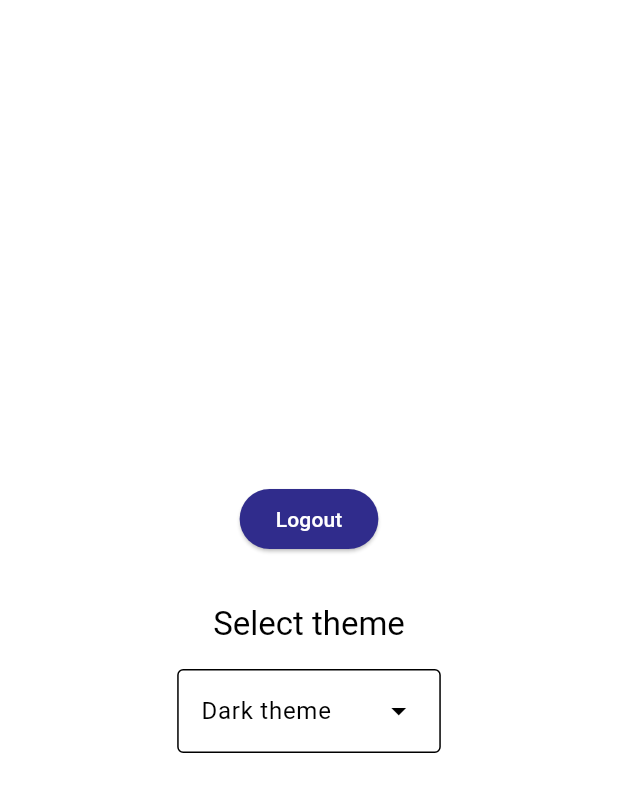
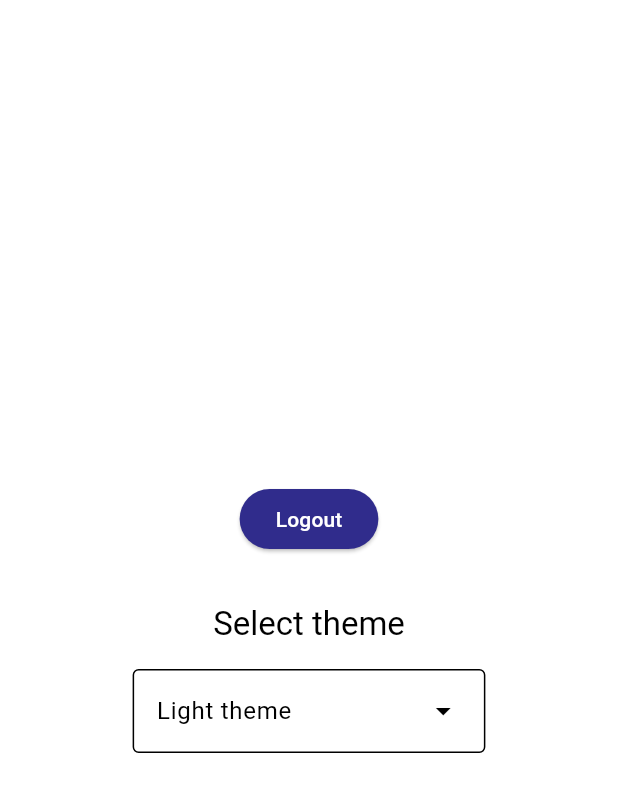
Before and after one commit to CrazyPingu/ssredentore, a Flutter app: the SettingsFragment screen opened directly with empty values, on a phone screen of 412 x 824 dp. Shown: the top 792 px of the screen. Run offline on Flutter 3.47's test engine with Material 3 defaults, Android fonts, the phone set to English and light mode, and no system bars; our stand-ins replace cloud_firestore, firebase_core, fluttertoast, shared_preferences; accounts and stored records are empty; generated files the repository leaves out were written again.

Commit message:
Fix logout button

```diff
--- a/lib/home/settings_page.dart
+++ b/lib/home/settings_page.dart
@@ -7,8 +7,11 @@ import 'package:ssredentore/utilities/routes.dart';
 class SettingsFragment extends StatefulWidget {
   final ThemeMode selectedTheme;
   final void Function(ThemeMode theme) onThemeChanged;
+  final BuildContext contextPassed;
 
-  const SettingsFragment(this.selectedTheme, this.onThemeChanged, {super.key});
+  const SettingsFragment(
+      this.selectedTheme, this.onThemeChanged, this.contextPassed,
+      {super.key});
 
   @override
   State<SettingsFragment> createState() => _SettingsFragmentState();
@@ -21,6 +24,9 @@ class _SettingsFragmentState extends State<SettingsFragment> {
   void initState() {
     super.initState();
     selectedTheme = widget.selectedTheme;
+    SharedPreference.getTheme().then((value) {
+      selectedTheme = value;
+    });
   }
 
   @override
@@ -39,7 +45,7 @@ class _SettingsFragmentState extends State<SettingsFragment> {
                   ElevatedButton(
                     onPressed: () {
                       SharedPreference.deleteLogin();
-                      Routes.redirectToLogin(context);
+                      Routes.redirectToLogin(widget.contextPassed);
                     },
                     child: Text(AppLocalizations.of(context)!.logout),
                   ),
@@ -52,31 +58,23 @@ class _SettingsFragmentState extends State<SettingsFragment> {
                   const SizedBox(height: GuiShortcut.defaultHeightSizedBox),
 
                   // Create a dropdown to select the theme
-                  DropdownMenu<ThemeData>(
-                    initialSelection: selectedTheme == ThemeMode.light
-                        ? ThemeData.dark()
-                        : ThemeData.light(),
+                  DropdownMenu<ThemeMode>(
+                    initialSelection: selectedTheme,
                     dropdownMenuEntries: [
                       DropdownMenuEntry(
-                          value: ThemeData.light(),
+                          value: ThemeMode.light,
                           label: AppLocalizations.of(context)!.light_theme),
                       DropdownMenuEntry(
-                          value: ThemeData.dark(),
+                          value: ThemeMode.dark,
                           label: AppLocalizations.of(context)!.dark_theme),
-                      // DropdownMenuEntry(
-                      //     value: SchedulerBinding.instance.platformDispatcher
-                      //                 .platformBrightness ==
-                      //             Brightness.dark
-                      //         ? ThemeData.dark()
-                      //         : ThemeData.light(),
-                      //     label: AppLocalizations.of(context)!
-                      //         .follow_system_theme),
+                      DropdownMenuEntry(
+                          value: ThemeMode.system,
+                          label: AppLocalizations.of(context)!
+                              .follow_system_theme),
                     ],
-                    onSelected: (ThemeData? theme) {
+                    onSelected: (ThemeMode? theme) {
                       setState(() {
-                        selectedTheme = theme == ThemeData.light()
-                            ? ThemeMode.light
-                            : ThemeMode.dark;
+                        selectedTheme = theme!;
                         widget.onThemeChanged(selectedTheme);
                       });
                     },
--- a/lib/home_page.dart
+++ b/lib/home_page.dart
@@ -2,6 +2,7 @@ import 'package:flutter/material.dart';
 import 'package:flutter_gen/gen_l10n/app_localizations.dart';
 import 'package:ssredentore/home/settings_page.dart';
 import 'package:ssredentore/library/custom_icons_icons.dart';
+import 'package:ssredentore/utilities/routes.dart';
 import 'package:ssredentore/utilities/shared_preferences.dart';
 import 'package:ssredentore/utilities/themes.dart';
 
@@ -22,12 +23,8 @@ class _HomePageState extends State<HomePage> {
     super.initState();
     _pageController = PageController(initialPage: _selectedIndex);
 
-    setState(() {
-      SharedPreference.getTheme().then((value) {
-        value == ThemeData.dark()
-            ? selectedTheme = ThemeMode.dark
-            : selectedTheme = ThemeMode.light;
-      });
+    SharedPreference.getTheme().then((value) {
+      selectedTheme = value;
     });
   }
 
@@ -41,6 +38,7 @@ class _HomePageState extends State<HomePage> {
     setState(() {
       selectedTheme = theme;
     });
+    SharedPreference.setTheme(theme);
   }
 
   late final List<Widget> _widgetOptions = <Widget>[
@@ -50,7 +48,7 @@ class _HomePageState extends State<HomePage> {
     const Text(
       'Index 1: Calendar',
     ),
-    SettingsFragment(selectedTheme, _onThemeChanged),
+    SettingsFragment(selectedTheme, _onThemeChanged, context),
   ];
 
   @override
@@ -59,6 +57,7 @@ class _HomePageState extends State<HomePage> {
       theme: ThemeClass.lightTheme,
       darkTheme: ThemeClass.darkTheme,
       themeMode: selectedTheme,
+      routes: Routes.getRoutes(),
       home: Localizations(
         locale: AppLocalizations.supportedLocales[0],
         delegates: AppLocalizations.localizationsDelegates,
--- a/lib/utilities/shared_preferences.dart
+++ b/lib/utilities/shared_preferences.dart
@@ -8,6 +8,7 @@ class SharedPreference {
 
   static const String labelDarkTheme = 'dark_theme';
   static const String labelLightTheme = 'light_theme';
+  static const String labelSystemTheme = 'system_theme';
 
   final String _labelUsername = 'username';
   final String _labelTheme = 'theme';
@@ -50,16 +51,19 @@ class SharedPreference {
     return SharedPreference._().delete(SharedPreference._()._labelUsername);
   }
 
-  static Future<ThemeData> getTheme() async {
+  static Future<ThemeMode> getTheme() async {
     String pref =
         await SharedPreference._().getString(SharedPreference._()._labelTheme);
+
     switch (pref) {
       case SharedPreference.labelLightTheme:
-        return ThemeData.light();
+        return ThemeMode.light;
       case SharedPreference.labelDarkTheme:
-        return ThemeData.dark();
+        return ThemeMode.dark;
+      case SharedPreference.labelSystemTheme:
+      case '':
       default:
-        return ThemeData();
+        return ThemeMode.system;
     }
   }
 
@@ -74,6 +78,18 @@ class SharedPreference {
   }
 
   static Future<bool> setSystemTheme() async {
-    return SharedPreference._().setString(SharedPreference._()._labelTheme, '');
+    return SharedPreference._().setString(
+        SharedPreference._()._labelTheme, SharedPreference.labelSystemTheme);
+  }
+
+  static Future<bool> setTheme(ThemeMode theme) async {
+    switch (theme) {
+      case ThemeMode.light:
+        return setLightTheme();
+      case ThemeMode.dark:
+        return setDarkTheme();
+      default:
+        return setSystemTheme();
+    }
   }
 }
```
